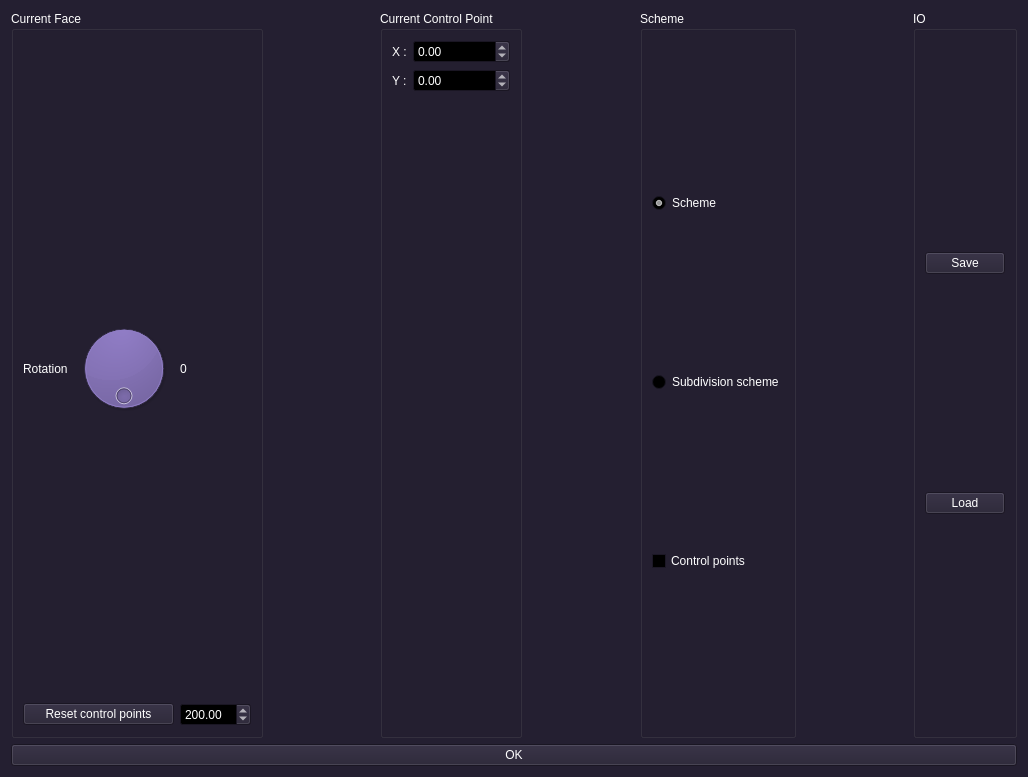
Qt form src/gui/schemewindow.ui (borisbordeaux/Auto_Frac) before a commit.
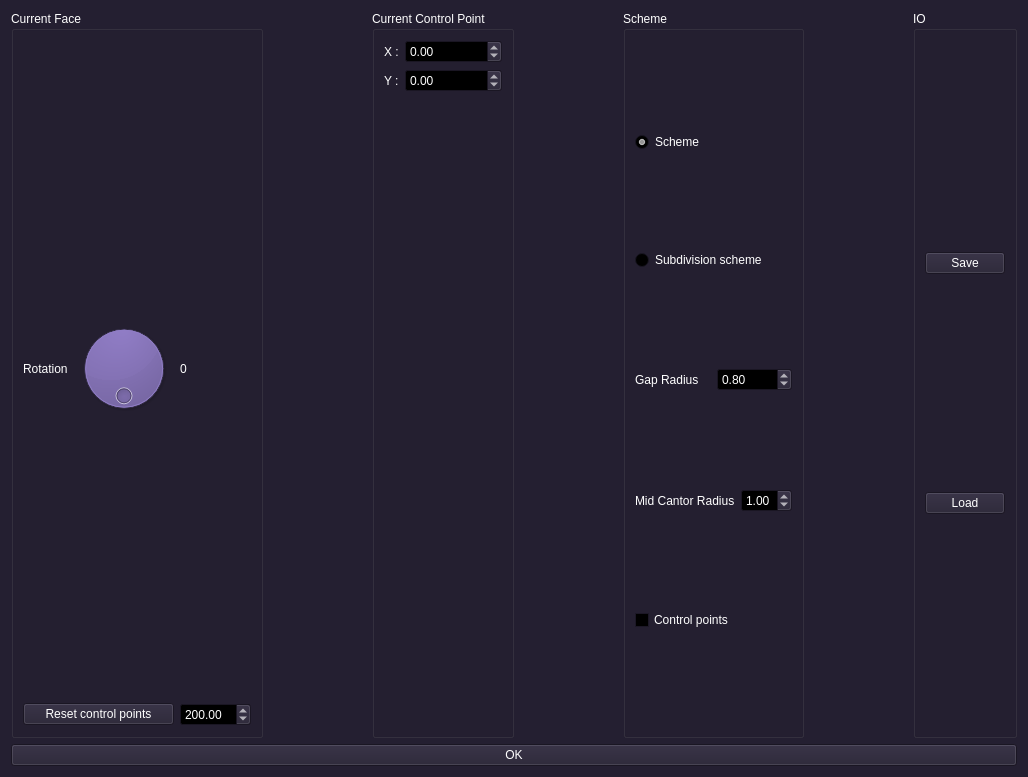
The same form after that commit.

```diff
--- a/src/gui/schemewindow.ui
+++ b/src/gui/schemewindow.ui
@@ -621,6 +621,54 @@
           </property>
          </widget>
         </item>
+        <item>
+         <layout class="QHBoxLayout" name="horizontalLayout">
+          <item>
+           <widget class="QLabel" name="label_4">
+            <property name="text">
+             <string>Gap Radius</string>
+            </property>
+           </widget>
+          </item>
+          <item>
+           <widget class="QDoubleSpinBox" name="doubleSpinBox_gapRadius">
+            <property name="maximum">
+             <double>1.000000000000000</double>
+            </property>
+            <property name="singleStep">
+             <double>0.100000000000000</double>
+            </property>
+            <property name="value">
+             <double>0.800000000000000</double>
+            </property>
+           </widget>
+          </item>
+         </layout>
+        </item>
+        <item>
+         <layout class="QHBoxLayout" name="horizontalLayout_3">
+          <item>
+           <widget class="QLabel" name="label_5">
+            <property name="text">
+             <string>Mid Cantor Radius</string>
+            </property>
+           </widget>
+          </item>
+          <item>
+           <widget class="QDoubleSpinBox" name="doubleSpinBox_midCantorRadius">
+            <property name="maximum">
+             <double>2.000000000000000</double>
+            </property>
+            <property name="singleStep">
+             <double>0.100000000000000</double>
+            </property>
+            <property name="value">
+             <double>1.000000000000000</double>
+            </property>
+           </widget>
+          </item>
+         </layout>
+        </item>
         <item>
          <widget class="QCheckBox" name="checkBox_controlPoints">
           <property name="text">
```
